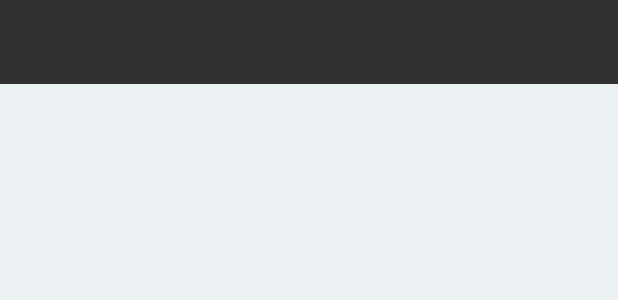
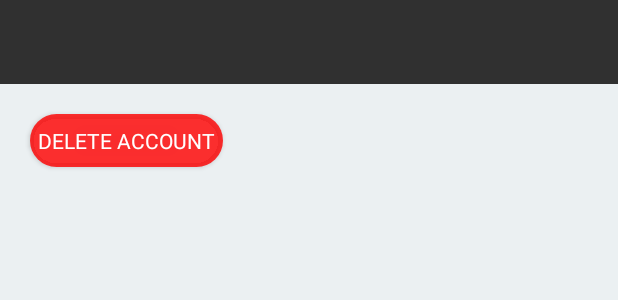
Before and after one commit to ancamiha/WaterDrinkingApp, an Android app: the layout fragment_settings.xml on its own in the app's theme, with its tools: preview values and no code run, on a phone screen of 412 x 824 dp. Shown: the top 300 px of the screen. Run offline under Robolectric (Android 15) with nearby library versions, the phone set to English and light mode, and no system bars; Roboto replaces fonts that are not available here.

Commit message:
add button in settings

```diff
--- a/app/src/main/res/layout/fragment_settings.xml
+++ b/app/src/main/res/layout/fragment_settings.xml
@@ -8,4 +8,16 @@
     android:background="@color/aliceBlue"
     tools:context=".fragments.SettingsFragment">
 
+    <Button
+        android:layout_width="wrap_content"
+        android:layout_height="35dp"
+        android:backgroundTint="@color/red"
+        app:layout_constraintTop_toTopOf="parent"
+        android:text="@string/delete_account"
+        app:layout_constraintStart_toStartOf="parent"
+        android:layout_marginStart="20dp"
+        android:layout_marginTop="20dp"
+        android:padding="5dp"
+        android:background="@drawable/rounded_button"
+        android:textColor="@color/white"/>
 </androidx.constraintlayout.widget.ConstraintLayout>
--- a/app/src/main/res/values/strings.xml
+++ b/app/src/main/res/values/strings.xml
@@ -32,4 +32,5 @@
     <string name="target">Target:</string>
     <string name="date">Date:</string>
     <string name="quantity">Quantity:</string>
+    <string name="delete_account">Delete Account</string>
 </resources>
```
